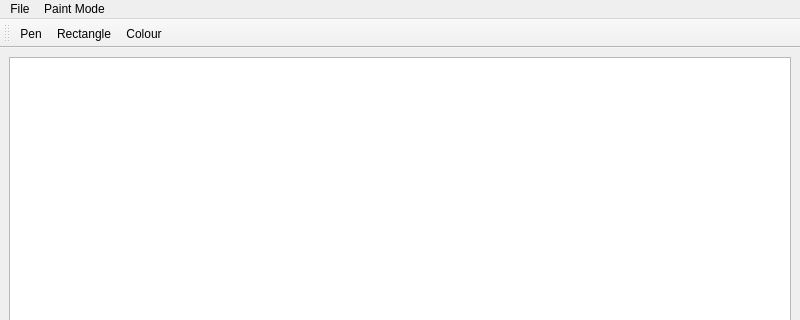
Above: paint.ui from KirillBy/QT_Paint before the change; both pictures show x 0 to 800 and y 0 to 320 of the 800 by 600 pixel window. Below: the same form after it.
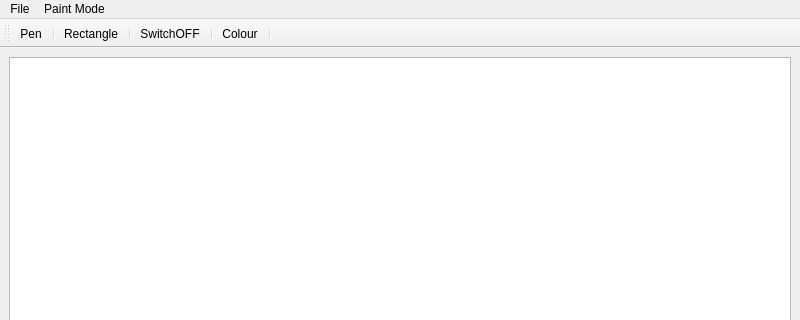
That is the form after the change. Icons and pictures are not drawn.

Diff of the .ui file:
```diff
--- a/paint.ui
+++ b/paint.ui
@@ -60,8 +60,13 @@
     <bool>false</bool>
    </attribute>
    <addaction name="actionPen"/>
+   <addaction name="separator"/>
    <addaction name="actionRectangle"/>
+   <addaction name="separator"/>
+   <addaction name="actionSwitchOFF"/>
+   <addaction name="separator"/>
    <addaction name="actionColour"/>
+   <addaction name="separator"/>
   </widget>
   <action name="actionPen">
    <property name="icon">
```
Left out of the diff: 5 changed lines with no effect on the pictures.
